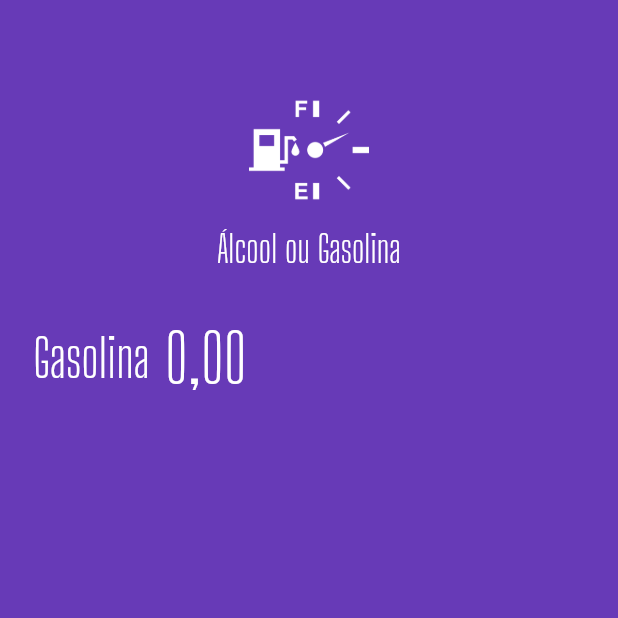
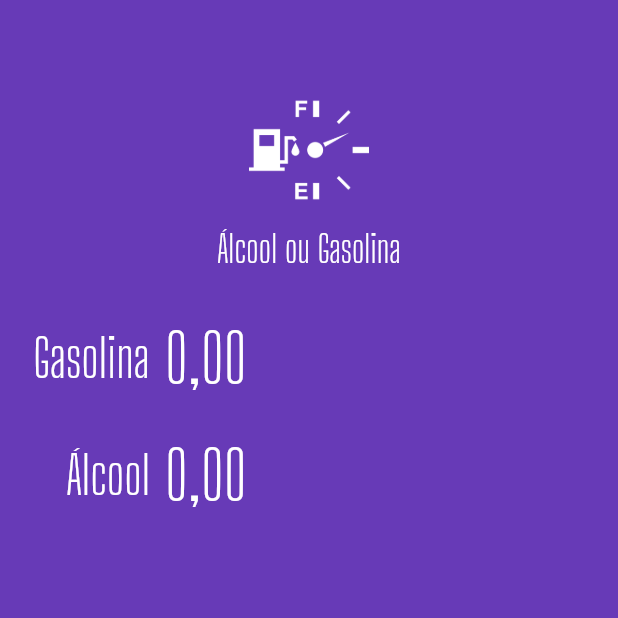
Before and after one commit to Railton98/flutter_aog, a Flutter app: the screen it shows after launch, on a phone screen of 412 x 824 dp, the top half of it. Run offline on Flutter 3.47's test engine with Material 2 defaults, Android fonts, the phone set to English and light mode, and no system bars; our stand-ins replace flutter_masked_text.

Commit message:
moving the input to widget

```diff
--- a/lib/main.dart
+++ b/lib/main.dart
@@ -1,3 +1,4 @@
+import 'package:aog/widgets/input.widget.dart';
 import 'package:aog/widgets/logo.widget.dart';
 import 'package:flutter/material.dart';
 import 'package:flutter_masked_text/flutter_masked_text.dart';
@@ -18,6 +19,7 @@ class MyApp extends StatelessWidget {
 
 class HomePage extends StatelessWidget {
   var _gasCtrl = new MoneyMaskedTextController();
+  var _alcCtrl = new MoneyMaskedTextController();
 
   @override
   Widget build(BuildContext context) {
@@ -26,39 +28,14 @@ class HomePage extends StatelessWidget {
       body: ListView(
         children: <Widget>[
           Logo(),
-          Row(
-            children: <Widget>[
-              Container(
-                width: 100,
-                alignment: Alignment.centerRight,
-                child: Text(
-                  "Gasolina",
-                  style: TextStyle(
-                    color: Colors.white,
-                    fontSize: 35,
-                    fontFamily: "Big Shoulders Display",
-                  ),
-                ),
-              ),
-              SizedBox(
-                width: 10,
-              ),
-              Expanded(
-                child: TextFormField(
-                  controller: _gasCtrl,
-                  keyboardType: TextInputType.number,
-                  style: TextStyle(
-                    color: Colors.white,
-                    fontSize: 45,
-                    fontFamily: "Big Shoulders Display",
-                  ),
-                  decoration: InputDecoration(
-                    border: InputBorder.none,
-                  ),
-                ),
-              )
-            ],
-          )
+          Input(
+            ctrl: _gasCtrl,
+            label: "Gasolina",
+          ),
+          Input(
+            ctrl: _alcCtrl,
+            label: "Álcool",
+          ),
         ],
       ),
     );
--- /dev/null
+++ b/lib/widgets/input.widget.dart
@@ -0,0 +1,49 @@
+import 'package:flutter/material.dart';
+import 'package:flutter_masked_text/flutter_masked_text.dart';
+
+class Input extends StatelessWidget {
+  var label = '';
+  var ctrl = new MoneyMaskedTextController();
+
+  Input({
+    @required this.label,
+    @required this.ctrl,
+  });
+
+  @override
+  Widget build(BuildContext context) {
+    return Row(
+      children: <Widget>[
+        Container(
+          width: 100,
+          alignment: Alignment.centerRight,
+          child: Text(
+            label,
+            style: TextStyle(
+              color: Colors.white,
+              fontSize: 35,
+              fontFamily: "Big Shoulders Display",
+            ),
+          ),
+        ),
+        SizedBox(
+          width: 10,
+        ),
+        Expanded(
+          child: TextFormField(
+            controller: ctrl,
+            keyboardType: TextInputType.number,
+            style: TextStyle(
+              color: Colors.white,
+              fontSize: 45,
+              fontFamily: "Big Shoulders Display",
+            ),
+            decoration: InputDecoration(
+              border: InputBorder.none,
+            ),
+          ),
+        )
+      ],
+    );
+  }
+}
```
